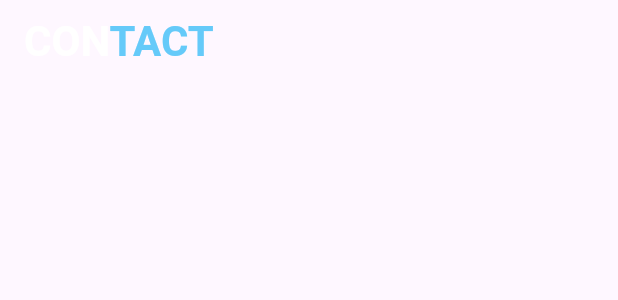
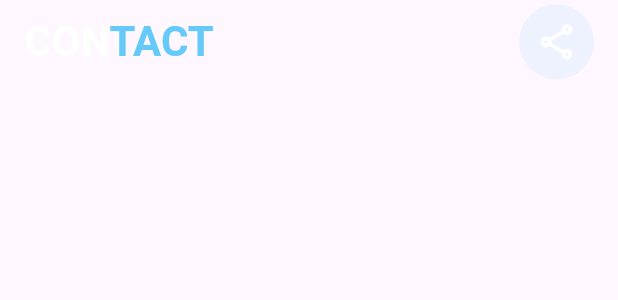
Before and after one commit to NodirbekRasuljonov/devfolio, a Flutter app: the ContactPage widget shown alone on an empty page, opened directly, on a phone screen of 412 x 824 dp. Shown: the top 300 px of the screen. Run offline on Flutter 3.47's test engine with Material 3 defaults, Android fonts, the phone set to English and light mode, and no system bars; our stand-ins replace firebase_core, flutter_svg; accounts and stored records are empty.

Commit message:
contact oage is going

```diff
--- a/lib/pages/contactpage.dart
+++ b/lib/pages/contactpage.dart
@@ -1,14 +1,16 @@
 import 'package:devfolio/const/colors_const.dart';
 import 'package:flutter/material.dart';
 
-Scaffold ContactPage(){
+Scaffold ContactPage() {
   return Scaffold(
     backgroundColor: Colors.transparent,
     appBar: AppBar(
       backgroundColor: Colors.transparent,
       centerTitle: false,
+      actionsPadding: EdgeInsets.only(right: 16.0),
 
-      title: RichText(text: TextSpan(
+      title: RichText(
+        text: TextSpan(
           children: [
             TextSpan(
               text: "CON",
@@ -27,7 +29,22 @@ Scaffold ContactPage(){
               ),
             ),
           ],
-      )),
+        ),
+      ),
+      actions: [
+       CircleAvatar(
+            radius: 25.0,
+            backgroundColor: ColorsConst.kCircleColor,
+
+            child: Icon(
+
+              Icons.share_outlined,
+              color: Colors.white,
+              size: 28.0,
+            ),
+          ),
+
+      ],
     ),
     body: Center(
       child: Text(
--- a/lib/pages/homepage.dart
+++ b/lib/pages/homepage.dart
@@ -1,3 +1,5 @@
+// ignore_for_file: deprecated_member_use
+
 import 'package:devfolio/const/colors_const.dart';
 import 'package:devfolio/pages/contactpage.dart';
 import 'package:devfolio/pages/mainpage.dart';
--- a/lib/pages/mainpage.dart
+++ b/lib/pages/mainpage.dart
@@ -8,7 +8,7 @@ Scaffold MainPage(){
             text: TextSpan(
               children: [
                 TextSpan(
-                  text: "Dev",
+                  text: "DEV",
                   style: TextStyle(
                     color: ColorsConst.kWhiteColor,
                     fontSize: 28.0,
```
Also changed, not shown: lib/pages/projects.dart (+30 -4 lines), lib/pages/resumepage.dart (+23 -3 lines). Lines whose indentation alone changed are shown as unchanged.
